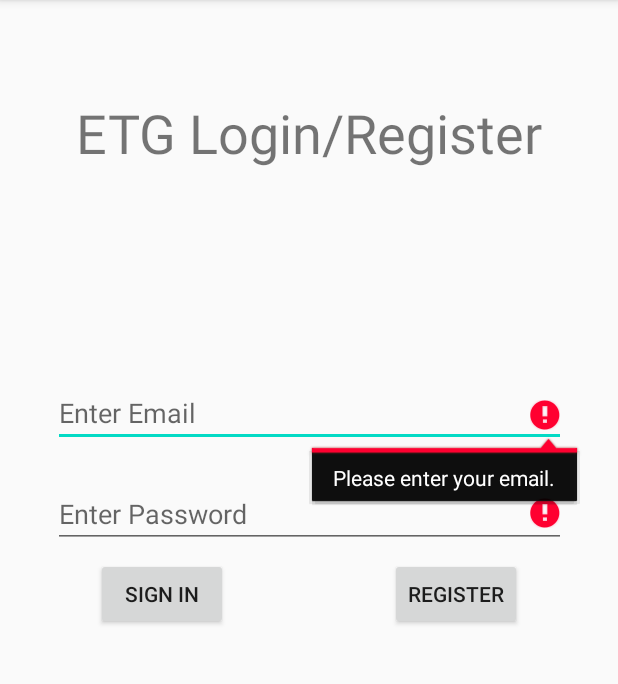
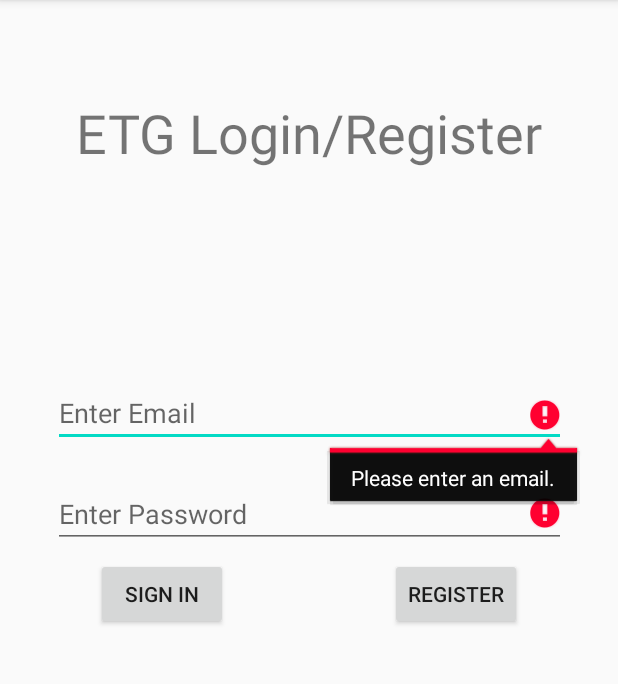
Before and after one commit to ECE492-ETG/EquineThermalGlove, an Android app: the screen it shows after launch (LoginActivity), after a tap on "SIGN IN", on a phone screen of 412 x 824 dp, the part 84-768 px from its top. Run offline under Robolectric (Android 15) with nearby library versions, the phone set to English and light mode, and no system bars; our stand-ins replace Firebase (no records; nobody signed in at launch, a user with empty details on screens opened directly); 1 other tap on this screen came first.

Commit message:
Fixed login/register invalid popups bugs

```diff
--- a/app/src/main/java/com/example/equinethermalglove/LoginActivity.java
+++ b/app/src/main/java/com/example/equinethermalglove/LoginActivity.java
@@ -87,6 +87,8 @@ public class LoginActivity extends AppCompatActivity {
             String email = emailField.getText().toString().trim().toLowerCase();
             String password = passwordField.getText().toString().trim();
             signIn(email, password);
+        } else {
+            Toast.makeText(LoginActivity.this, "Invalid Credentials", Toast.LENGTH_SHORT).show();
         }
     }
 
@@ -118,7 +120,7 @@ public class LoginActivity extends AppCompatActivity {
         String email = emailField.getText().toString().trim();
 
         if(email.isEmpty()) {
-            emailField.setError("Please enter your email.");
+            emailField.setError("Please enter an email.");
             return false;
         }
         else if(!Pattern.matches("^([a-zA-Z0-9_\\-\\.]+)@([a-zA-Z0-9_\\-\\.]+)\\.([a-zA-Z]{2,5})$", email)) {
@@ -147,7 +149,7 @@ public class LoginActivity extends AppCompatActivity {
             return false;
         }
 
-        emailField.setError(null);
+        passwordField.setError(null);
         return true;
     }
 
@@ -157,8 +159,6 @@ public class LoginActivity extends AppCompatActivity {
     private void attemptRegistration() {
         if (emailIsValid() & passwordIsValid()) {
             createAccount();
-        } else {
-            return;
         }
     }
 
```
